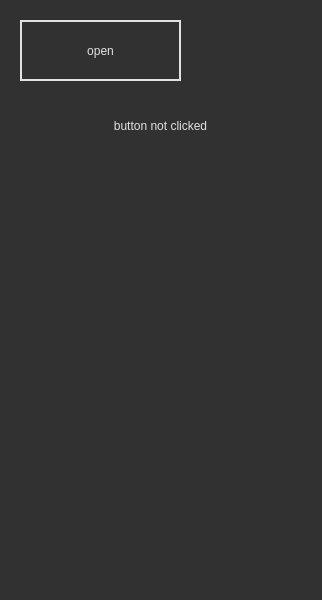
Qt form qt.ui (mariam-bebawy/SBME_REHAB_ColorBLock) before a commit.
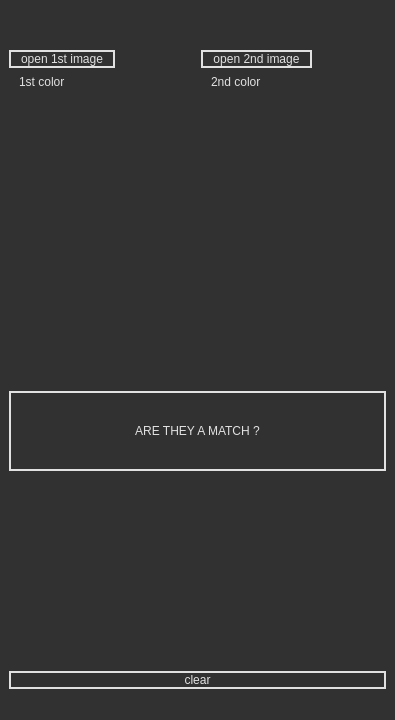
The same form after that commit.

```diff
--- a/qt.ui
+++ b/qt.ui
@@ -6,8 +6,8 @@
    <rect>
     <x>0</x>
     <y>0</y>
-    <width>322</width>
-    <height>600</height>
+    <width>395</width>
+    <height>720</height>
    </rect>
   </property>
   <property name="windowTitle">
@@ -21,7 +21,7 @@
 	background-color: rgb(49, 49, 49);
 }
 
-#btnOpen {
+.QPushButton {
 	border: 2px solid #e1e1e1;
 	padding-right: 10px;
 	padding-left: 10px;
@@ -33,49 +33,173 @@
 	background-color: #e1e1e1;
 }
 
-#filterSize::handle:horizontal {
-	background: #e1e1e1;
-    border: 1px solid rgb(49, 49, 49);
-    width: 10px;
-    margin: -2px 0;
-    border-radius: 5px;
-}
-
-#label_3, #label_2 {
+.QLabel {
 	background: None;
 	padding-left: 7px;
 }</string>
   </property>
   <widget class="QWidget" name="centralwidget">
-   <widget class="QPushButton" name="btnOpen">
-    <property name="geometry">
-     <rect>
-      <x>20</x>
-      <y>20</y>
-      <width>161</width>
-      <height>61</height>
-     </rect>
-    </property>
-    <property name="text">
-     <string>open</string>
-    </property>
-   </widget>
-   <widget class="QLabel" name="labelCheck">
-    <property name="geometry">
-     <rect>
-      <x>60</x>
-      <y>100</y>
-      <width>201</width>
-      <height>51</height>
-     </rect>
-    </property>
-    <property name="text">
-     <string>button not clicked</string>
-    </property>
-    <property name="alignment">
-     <set>Qt::AlignCenter</set>
-    </property>
-   </widget>
+   <layout class="QGridLayout" name="gridLayout">
+    <item row="0" column="0">
+     <layout class="QVBoxLayout" name="verticalLayout_5" stretch="0,2,1,1,0,0">
+      <item>
+       <spacer name="verticalSpacer">
+        <property name="orientation">
+         <enum>Qt::Vertical</enum>
+        </property>
+        <property name="sizeType">
+         <enum>QSizePolicy::Minimum</enum>
+        </property>
+        <property name="sizeHint" stdset="0">
+         <size>
+          <width>20</width>
+          <height>40</height>
+         </size>
+        </property>
+       </spacer>
+      </item>
+      <item>
+       <layout class="QHBoxLayout" name="horizontalLayout_3">
+        <item>
+         <layout class="QVBoxLayout" name="verticalLayout_3" stretch="0,2">
+          <item>
+           <layout class="QHBoxLayout" name="horizontalLayout">
+            <item>
+             <widget class="QPushButton" name="btnOpen1">
+              <property name="text">
+               <string>open 1st image</string>
+              </property>
+             </widget>
+            </item>
+            <item>
+             <spacer name="horizontalSpacer">
+              <property name="orientation">
+               <enum>Qt::Horizontal</enum>
+              </property>
+              <property name="sizeHint" stdset="0">
+               <size>
+                <width>40</width>
+                <height>20</height>
+               </size>
+              </property>
+             </spacer>
+            </item>
+           </layout>
+          </item>
+          <item>
+           <layout class="QVBoxLayout" name="verticalLayout" stretch="0,2">
+            <item>
+             <widget class="QLabel" name="label1">
+              <property name="text">
+               <string>1st color</string>
+              </property>
+             </widget>
+            </item>
+            <item>
+             <widget class="QLabel" name="lblColor1">
+              <property name="text">
+               <string/>
+              </property>
+             </widget>
+            </item>
+           </layout>
+          </item>
+         </layout>
+        </item>
+        <item>
+         <layout class="QVBoxLayout" name="verticalLayout_4" stretch="0,2">
+          <item>
+           <layout class="QHBoxLayout" name="horizontalLayout_2">
+            <item>
+             <widget class="QPushButton" name="btnOpen2">
+              <property name="text">
+               <string>open 2nd image</string>
+              </property>
+             </widget>
+            </item>
+            <item>
+             <spacer name="horizontalSpacer_2">
+              <property name="orientation">
+               <enum>Qt::Horizontal</enum>
+              </property>
+              <property name="sizeHint" stdset="0">
+               <size>
+                <width>40</width>
+                <height>20</height>
+               </size>
+              </property>
+             </spacer>
+            </item>
+           </layout>
+          </item>
+          <item>
+           <layout class="QVBoxLayout" name="verticalLayout_2" stretch="0,2">
+            <item>
+             <widget class="QLabel" name="label2">
+              <property name="text">
+               <string>2nd color</string>
+              </property>
+             </widget>
+            </item>
+            <item>
+             <widget class="QLabel" name="lblColor2">
+              <property name="text">
+               <string/>
+              </property>
+             </widget>
+            </item>
+           </layout>
+          </item>
+         </layout>
+        </item>
+       </layout>
+      </item>
+      <item>
+       <widget class="QPushButton" name="btnMatch">
+        <property name="minimumSize">
+         <size>
+          <width>0</width>
+          <height>80</height>
+         </size>
+        </property>
+        <property name="text">
+         <string>ARE THEY A MATCH ?</string>
+        </property>
+       </widget>
+      </item>
+      <item>
+       <widget class="QLabel" name="lblMatch">
+        <property name="text">
+         <string/>
+        </property>
+       </widget>
+      </item>
+      <item>
+       <spacer name="verticalSpacer_2">
+        <property name="orientation">
+         <enum>Qt::Vertical</enum>
+        </property>
+        <property name="sizeType">
+         <enum>QSizePolicy::Minimum</enum>
+        </property>
+        <property name="sizeHint" stdset="0">
+         <size>
+          <width>20</width>
+          <height>20</height>
+         </size>
+        </property>
+       </spacer>
+      </item>
+      <item>
+       <widget class="QPushButton" name="btnClear">
+        <property name="text">
+         <string>clear</string>
+        </property>
+       </widget>
+      </item>
+     </layout>
+    </item>
+   </layout>
   </widget>
   <widget class="QMenuBar" name="menubar">
    <property name="geometry">
```
Left out of the diff: 4 changed lines with no effect on the pictures.
